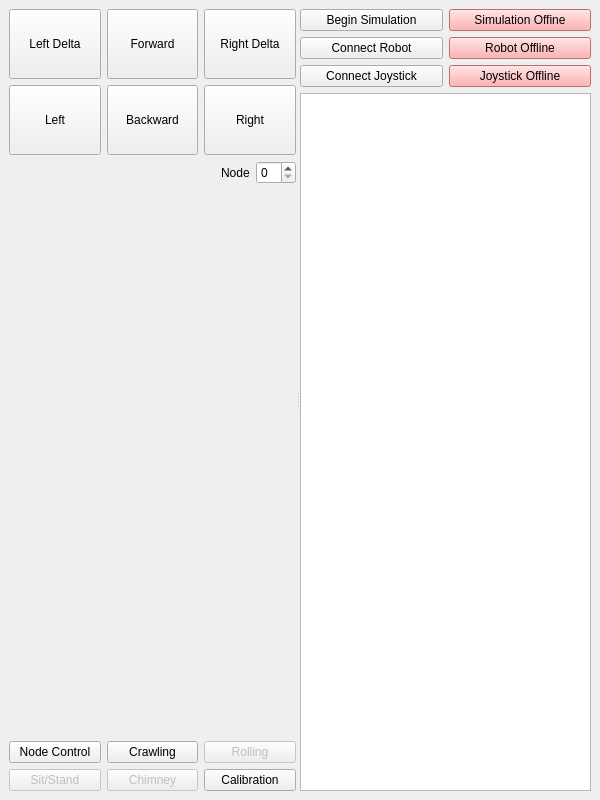
First picture: the form in rift/ui/main.ui, repository BYUCMR/Capstone_TREG, before the edit.
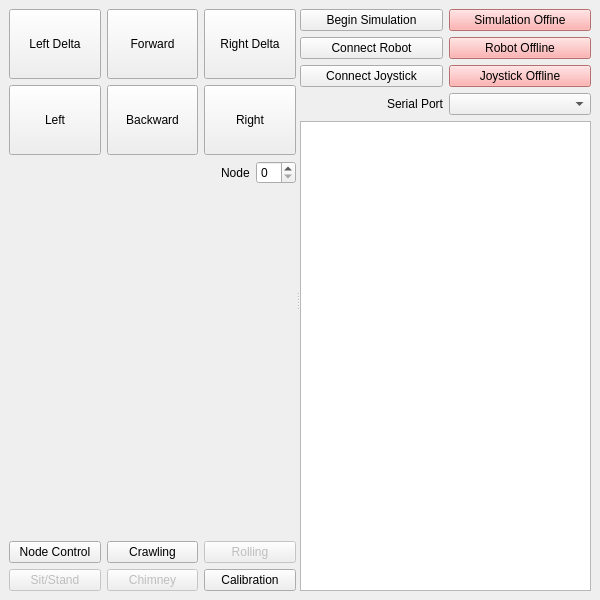
Second picture: the form after the edit.

Commit message: Added serial port selector

The edit to the form file:
```diff
--- a/rift/ui/main.ui
+++ b/rift/ui/main.ui
@@ -7,7 +7,7 @@
     <x>0</x>
     <y>0</y>
     <width>600</width>
-    <height>800</height>
+    <height>600</height>
    </rect>
   </property>
   <property name="windowTitle">
@@ -316,6 +316,26 @@
           </item>
          </layout>
         </item>
+        <item>
+         <layout class="QHBoxLayout" name="L211">
+          <property name="topMargin">
+           <number>0</number>
+          </property>
+          <item>
+           <widget class="QLabel" name="serial_label">
+            <property name="text">
+             <string>Serial Port</string>
+            </property>
+            <property name="alignment">
+             <set>Qt::AlignmentFlag::AlignRight|Qt::AlignmentFlag::AlignTrailing|Qt::AlignmentFlag::AlignVCenter</set>
+            </property>
+           </widget>
+          </item>
+          <item>
+           <widget class="QComboBox" name="serial_select"/>
+          </item>
+         </layout>
+        </item>
         <item>
          <widget class="QPlainTextEdit" name="term">
           <property name="enabled">
```
The commit also changes 2 other files.
